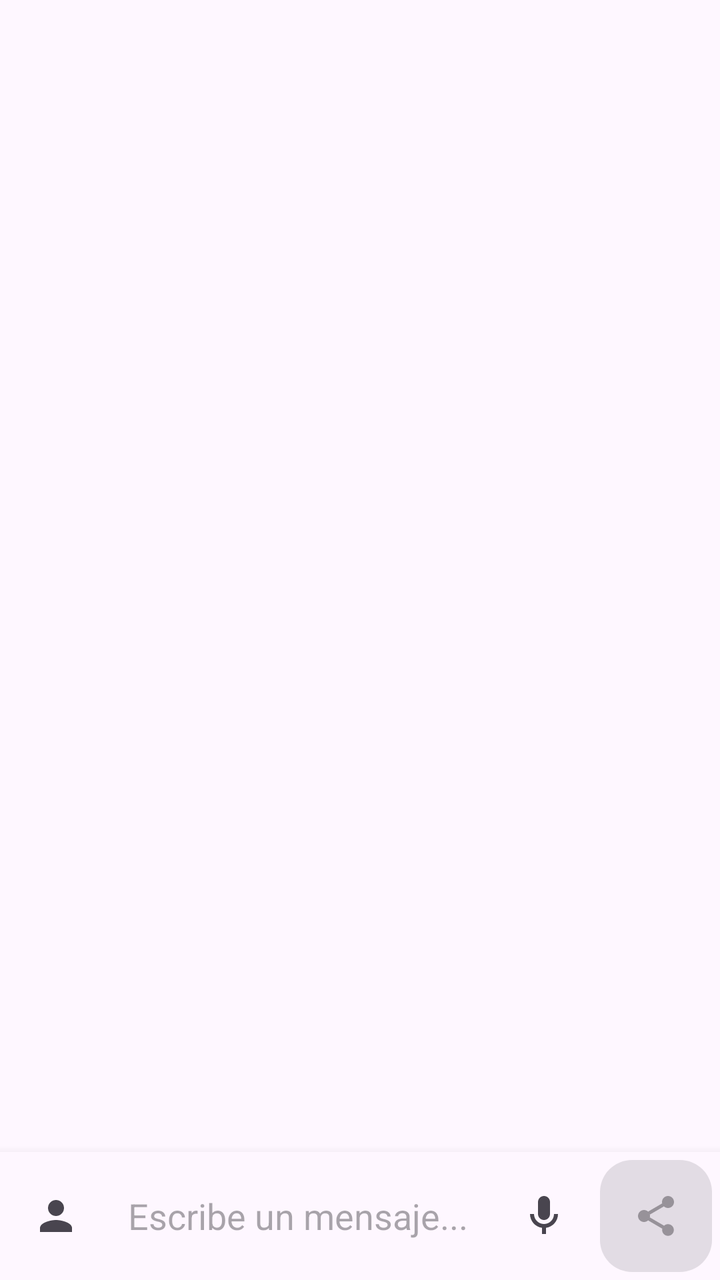
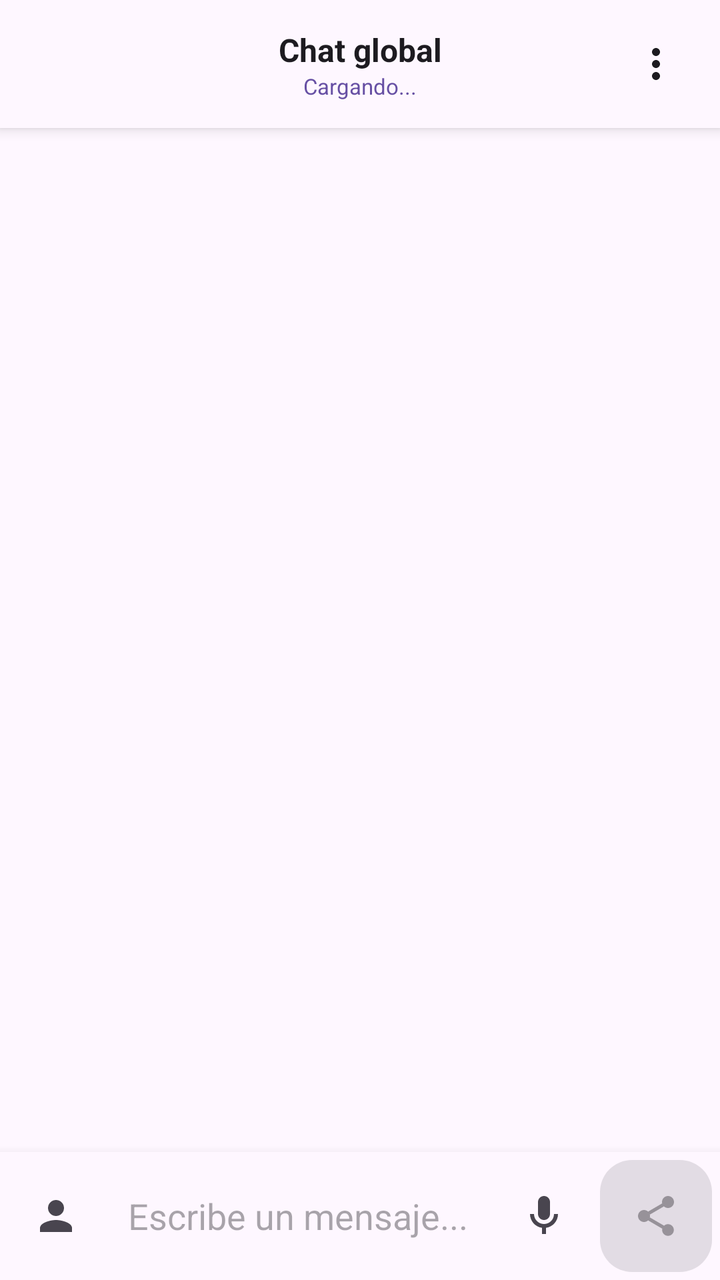

Compare the two renders of this Android layout. The source of the first and the diff that turns it into the second are given below.
<!-- AndroidManifest.xml: application theme Theme.Audiocinemateca -->
<!-- res/layout/fragment_global_chat.xml -->
<?xml version="1.0" encoding="utf-8"?>
<androidx.constraintlayout.widget.ConstraintLayout xmlns:android="http://schemas.android.com/apk/res/android"
    xmlns:app="http://schemas.android.com/apk/res-auto"
    xmlns:tools="http://schemas.android.com/tools"
    android:layout_width="match_parent"
    android:layout_height="match_parent"
    android:background="?attr/colorSurface">

    
    <TextView
        android:id="@+id/tv_chat_status"
        android:layout_width="match_parent"
        android:layout_height="wrap_content"
        android:background="@android:color/holo_red_dark"
        android:padding="8dp"
        android:text="El chat global ha sido cerrado por el administrador."
        android:textAlignment="center"
        android:textColor="@android:color/white"
        android:textStyle="bold"
        android:visibility="gone"
        app:layout_constraintTop_toTopOf="parent" />

    
    <androidx.recyclerview.widget.RecyclerView
        android:id="@+id/rv_global_chat"
        android:layout_width="match_parent"
        android:layout_height="0dp"
        android:clipToPadding="false"
        android:padding="8dp"
        app:layout_constraintBottom_toTopOf="@+id/input_container"
        app:layout_constraintTop_toBottomOf="@+id/tv_chat_status"
        tools:listitem="@layout/item_chat_global" />

    
    <LinearLayout
        android:id="@+id/layout_empty_chat"
        android:layout_width="wrap_content"
        android:layout_height="wrap_content"
        android:gravity="center"
        android:orientation="vertical"
        android:padding="32dp"
        android:visibility="gone"
        app:layout_constraintBottom_toTopOf="@+id/input_container"
        app:layout_constraintEnd_toEndOf="parent"
        app:layout_constraintStart_toStartOf="parent"
        app:layout_constraintTop_toBottomOf="@+id/tv_chat_status"
        tools:visibility="visible">

        <ImageView
            android:layout_width="80dp"
            android:layout_height="80dp"
            android:alpha="0.5"
            app:srcCompat="@drawable/ic_ai_chat"
            app:tint="?attr/colorPrimary" />

        <TextView
            android:layout_width="wrap_content"
            android:layout_height="wrap_content"
            android:layout_marginTop="16dp"
            android:text="¡Aún no hay mensajes!"
            android:textColor="?attr/colorOnSurface"
            android:textSize="18sp"
            android:textStyle="bold" />

        <TextView
            android:layout_width="wrap_content"
            android:layout_height="wrap_content"
            android:layout_marginTop="8dp"
            android:alpha="0.7"
            android:text="Sé el primero en saludar a la comunidad."
            android:textAlignment="center"
            android:textColor="?attr/colorOnSurfaceVariant"
            android:textSize="14sp" />
    </LinearLayout>

    
    <LinearLayout
        android:id="@+id/input_container"
        android:layout_width="match_parent"
        android:layout_height="wrap_content"
        android:background="?attr/colorSurface"
        android:elevation="8dp"
        android:gravity="center_vertical"
        android:orientation="horizontal"
        android:padding="4dp"
        app:layout_constraintBottom_toTopOf="@+id/emoji_picker_container">

        <ImageButton
            android:id="@+id/btn_emoji"
            android:layout_width="48dp"
            android:layout_height="48dp"
            android:background="?attr/selectableItemBackgroundBorderless"
            android:contentDescription="Insertar emoji"
            app:srcCompat="@drawable/ic_account"
            app:tint="?attr/colorOnSurfaceVariant" />

        <EditText
            android:id="@+id/et_message"
            android:layout_width="0dp"
            android:layout_height="wrap_content"
            android:layout_weight="1"
            android:background="@android:color/transparent"
            android:hint="Escribe un mensaje..."
            android:importantForAccessibility="yes"
            android:maxLines="4"
            android:minHeight="48dp"
            android:padding="12dp"
            android:textColor="?attr/colorOnSurface" />

        <ImageButton
            android:id="@+id/btn_voice"
            android:layout_width="48dp"
            android:layout_height="48dp"
            android:background="?attr/selectableItemBackgroundBorderless"
            android:contentDescription="Dictar mensaje por voz. Mantén pulsado para hablar."
            app:srcCompat="@drawable/ic_mic"
            app:tint="?attr/colorOnSurfaceVariant" />

        <com.google.android.material.floatingactionbutton.FloatingActionButton
            android:id="@+id/btn_send"
            android:layout_width="wrap_content"
            android:layout_height="wrap_content"
            android:layout_gravity="bottom"
            android:layout_marginStart="4dp"
            android:contentDescription="Enviar mensaje"
            android:enabled="false"
            app:elevation="0dp"
            app:fabSize="mini"
            app:srcCompat="@drawable/ic_share" />
    </LinearLayout>

    
    <FrameLayout
        android:id="@+id/emoji_picker_container"
        android:layout_width="match_parent"
        android:layout_height="250dp"
        android:background="?attr/colorSurfaceVariant"
        android:visibility="gone"
        app:layout_constraintBottom_toBottomOf="parent">
        
        <androidx.recyclerview.widget.RecyclerView
            android:id="@+id/rv_emojis"
            android:layout_width="match_parent"
            android:layout_height="match_parent"
            android:padding="4dp"
            android:clipToPadding="false" />
    </FrameLayout>

</androidx.constraintlayout.widget.ConstraintLayout>
<!-- res/layout/item_chat_global.xml (included above) -->
<?xml version="1.0" encoding="utf-8"?>
<androidx.constraintlayout.widget.ConstraintLayout xmlns:android="http://schemas.android.com/apk/res/android"
    xmlns:app="http://schemas.android.com/apk/res-auto"
    android:id="@+id/chat_item_container"
    android:layout_width="match_parent"
    android:layout_height="wrap_content"
    android:padding="8dp"
    android:focusable="true"
    android:clickable="true">

    <com.google.android.material.card.MaterialCardView
        android:id="@+id/card_message"
        android:layout_width="wrap_content"
        android:layout_height="wrap_content"
        app:cardCornerRadius="12dp"
        app:cardElevation="2dp"
        app:layout_constraintStart_toStartOf="parent"
        app:layout_constraintTop_toTopOf="parent"
        app:strokeWidth="0dp">

        <LinearLayout
            android:layout_width="wrap_content"
            android:layout_height="wrap_content"
            android:orientation="vertical"
            android:padding="10dp">

            <TextView
                android:id="@+id/tv_sender_name"
                android:layout_width="wrap_content"
                android:layout_height="wrap_content"
                android:text="Nombre"
                android:textColor="?attr/colorPrimary"
                android:textSize="12sp"
                android:textStyle="bold" />

            <TextView
                android:id="@+id/tv_message_text"
                android:layout_width="wrap_content"
                android:layout_height="wrap_content"
                android:layout_marginTop="2dp"
                android:maxWidth="280dp"
                android:text="Este es un mensaje global"
                android:textColor="?attr/colorOnSurface"
                android:textSize="16sp" />

            <TextView
                android:id="@+id/tv_timestamp"
                android:layout_width="wrap_content"
                android:layout_height="wrap_content"
                android:layout_gravity="end"
                android:layout_marginTop="2dp"
                android:text="12:00"
                android:textColor="?attr/colorOnSurfaceVariant"
                android:textSize="10sp" />
        </LinearLayout>
    </com.google.android.material.card.MaterialCardView>

</androidx.constraintlayout.widget.ConstraintLayout>
<!-- resources referenced by this layout -->
<resources>
  <!-- drawable ic_account (drawable) -->
  <vector xmlns:android="http://schemas.android.com/apk/res/android"
      android:width="24dp"
      android:height="24dp"
      android:viewportWidth="24"
      android:viewportHeight="24">
    <path
        android:fillColor="@android:color/white"
        android:pathData="M12,12c2.21,0 4,-1.79 4,-4s-1.79,-4 -4,-4s-4,1.79 -4,4s1.79,4 4,4zM12,14c-2.67,0 -8,1.34 -8,4v2h16v-2c0,-2.66 -5.33,-4 -8,-4z"/>
  </vector>
  <!-- drawable ic_ai_chat (drawable) -->
  <vector xmlns:android="http://schemas.android.com/apk/res/android"
      android:width="24dp"
      android:height="24dp"
      android:viewportWidth="24"
      android:viewportHeight="24"
      android:tint="?attr/colorControlNormal">
    <path
        android:fillColor="@android:color/white"
        android:pathData="M20,2H4C2.9,2 2,2.9 2,4v18l4,-4h14c1.1,0 2,-0.9 2,-2V4C22,2.9 21.1,2 20,2zM20,16H6l-2,2V4h16V16zM7,9h10v2H7V9zM7,12h7v2H7V12z"/>
  </vector>
  <!-- drawable ic_mic (drawable) -->
  <vector xmlns:android="http://schemas.android.com/apk/res/android"
      android:width="24dp"
      android:height="24dp"
      android:viewportWidth="24"
      android:viewportHeight="24"
      android:tint="?attr/colorOnPrimary">
    <path
        android:fillColor="@android:color/white"
        android:pathData="M12,14c1.66,0 3,-1.34 3,-3V5c0,-1.66 -1.34,-3 -3,-3S9,3.34 9,5v6c0,1.66 1.34,3 3,3zM17,11c0,2.76 -2.24,5 -5,5s-5,-2.24 -5,-5H5c0,3.53 2.61,6.43 6,6.92V21h2v-3.08c3.39,-0.49 6,-3.39 6,-6.92h-2z"/>
  </vector>
  <!-- drawable ic_share (drawable) -->
  <vector xmlns:android="http://schemas.android.com/apk/res/android"
      android:width="24dp"
      android:height="24dp"
      android:viewportWidth="24"
      android:viewportHeight="24">
    <path
        android:fillColor="@android:color/white"
        android:pathData="M18,16.08c-0.76,0 -1.44,0.3 -1.96,0.77L8.91,12.7c0.05,-0.23 0.09,-0.46 0.09,-0.7s-0.04,-0.47 -0.09,-0.7l7.05,-4.11c0.54,0.5 1.25,0.81 2.04,0.81 1.66,0 3,-1.34 3,-3s-1.34,-3 -3,-3 -3,1.34 -3,3c0,0.24 0.04,0.47 0.09,0.7L8.04,9.81C7.5,9.31 6.79,9 6,9c-1.66,0 -3,1.34 -3,3s1.34,3 3,3c0.79,0 1.5,-0.31 2.04,-0.81l7.12,4.16c-0.05,0.21 -0.08,0.43 -0.08,0.65 0,1.61 1.31,2.92 2.92,2.92 1.61,0 2.92,-1.31 2.92,-2.92s-1.31,-2.92 -2.92,-2.92z"/>
  </vector>
  <style name="Theme.Audiocinemateca" parent="Base.Theme.Audiocinemateca" />
  <style name="Base.Theme.Audiocinemateca" parent="Theme.Material3.DayNight.NoActionBar">
          
          
      </style>
</resources>

<!-- the commit's change to res/layout/fragment_global_chat.xml (unified diff, before → after) -->
@@ -7,6 +7,57 @@
     android:background="?attr/colorSurface">
 
     
+    <androidx.constraintlayout.widget.ConstraintLayout
+        android:id="@+id/chat_header"
+        android:layout_width="match_parent"
+        android:layout_height="?attr/actionBarSize"
+        android:background="?attr/colorSurface"
+        android:elevation="4dp"
+        app:layout_constraintTop_toTopOf="parent">
+
+        <LinearLayout
+            android:layout_width="wrap_content"
+            android:layout_height="wrap_content"
+            android:gravity="center"
+            android:orientation="vertical"
+            app:layout_constraintBottom_toBottomOf="parent"
+            app:layout_constraintEnd_toEndOf="parent"
+            app:layout_constraintStart_toStartOf="parent"
+            app:layout_constraintTop_toTopOf="parent">
+
+            <TextView
+                android:layout_width="wrap_content"
+                android:layout_height="wrap_content"
+                android:text="Chat global"
+                android:textColor="?attr/colorOnSurface"
+                android:textSize="16sp"
+                android:textStyle="bold" />
+
+            <TextView
+                android:id="@+id/tv_online_count"
+                android:layout_width="wrap_content"
+                android:layout_height="wrap_content"
+                android:text="Cargando..."
+                android:textColor="?attr/colorPrimary"
+                android:textSize="11sp" />
+        </LinearLayout>
+
+        <ImageButton
+            android:id="@+id/btn_chat_options"
+            android:layout_width="48dp"
+            android:layout_height="48dp"
+            android:layout_marginEnd="8dp"
+            android:background="?attr/selectableItemBackgroundBorderless"
+            android:contentDescription="Más opciones del chat"
+            app:layout_constraintBottom_toBottomOf="parent"
+            app:layout_constraintEnd_toEndOf="parent"
+            app:layout_constraintTop_toTopOf="parent"
+            app:srcCompat="@drawable/ic_more_vert"
+            app:tint="?attr/colorOnSurface" />
+
+    </androidx.constraintlayout.widget.ConstraintLayout>
+
+    
     <TextView
         android:id="@+id/tv_chat_status"
         android:layout_width="match_parent"
@@ -18,7 +69,7 @@
         android:textColor="@android:color/white"
         android:textStyle="bold"
         android:visibility="gone"
-        app:layout_constraintTop_toTopOf="parent" />
+        app:layout_constraintTop_toBottomOf="@+id/chat_header" />
 
     
     <androidx.recyclerview.widget.RecyclerView
@@ -27,7 +78,7 @@
         android:layout_height="0dp"
         android:clipToPadding="false"
         android:padding="8dp"
-        app:layout_constraintBottom_toTopOf="@+id/input_container"
+        app:layout_constraintBottom_toTopOf="@+id/layout_reply_preview"
         app:layout_constraintTop_toBottomOf="@+id/tv_chat_status"
         tools:listitem="@layout/item_chat_global" />
 
@@ -40,11 +91,10 @@
         android:orientation="vertical"
         android:padding="32dp"
         android:visibility="gone"
-        app:layout_constraintBottom_toTopOf="@+id/input_container"
+        app:layout_constraintBottom_toTopOf="@+id/layout_reply_preview"
         app:layout_constraintEnd_toEndOf="parent"
         app:layout_constraintStart_toStartOf="parent"
-        app:layout_constraintTop_toBottomOf="@+id/tv_chat_status"
-        tools:visibility="visible">
+        app:layout_constraintTop_toBottomOf="@+id/tv_chat_status">
 
         <ImageView
             android:layout_width="80dp"
@@ -71,6 +121,60 @@
             android:textAlignment="center"
             android:textColor="?attr/colorOnSurfaceVariant"
             android:textSize="14sp" />
+    </LinearLayout>
+
+    
+    <LinearLayout
+        android:id="@+id/layout_reply_preview"
+        android:layout_width="match_parent"
+        android:layout_height="wrap_content"
+        android:background="?attr/colorSurfaceVariant"
+        android:gravity="center_vertical"
+        android:orientation="horizontal"
+        android:padding="8dp"
+        android:visibility="gone"
+        app:layout_constraintBottom_toTopOf="@+id/input_container">
+
+        <View
+            android:layout_width="4dp"
+            android:layout_height="match_parent"
+            android:background="?attr/colorPrimary" />
+
+        <LinearLayout
+            android:layout_width="0dp"
+            android:layout_height="wrap_content"
+            android:layout_marginStart="8dp"
+            android:layout_weight="1"
+            android:orientation="vertical">
+
+            <TextView
+                android:id="@+id/tv_reply_preview_sender"
+                android:layout_width="wrap_content"
+                android:layout_height="wrap_content"
+                android:text="Respondiendo a..."
+                android:textColor="?attr/colorPrimary"
+                android:textSize="12sp"
+                android:textStyle="bold" />
+
+            <TextView
+                android:id="@+id/tv_reply_preview_text"
+                android:layout_width="wrap_content"
+                android:layout_height="wrap_content"
+                android:ellipsize="end"
+                android:maxLines="1"
+                android:text="Mensaje citado"
+                android:textColor="?attr/colorOnSurfaceVariant"
+                android:textSize="14sp" />
+        </LinearLayout>
+
+        <ImageButton
+            android:id="@+id/btn_cancel_reply"
+            android:layout_width="32dp"
+            android:layout_height="32dp"
+            android:background="?attr/selectableItemBackgroundBorderless"
+            android:contentDescription="Cancelar"
+            app:srcCompat="@drawable/ic_close"
+            app:tint="?attr/colorOnSurfaceVariant" />
     </LinearLayout>
 
     
@@ -112,7 +216,7 @@
             android:layout_width="48dp"
             android:layout_height="48dp"
             android:background="?attr/selectableItemBackgroundBorderless"
-            android:contentDescription="Dictar mensaje por voz. Mantén pulsado para hablar."
+            android:contentDescription="Dictar mensaje por voz"
             app:srcCompat="@drawable/ic_mic"
             app:tint="?attr/colorOnSurfaceVariant" />
 
@@ -174,6 +278,36 @@
             android:orientation="vertical"
             android:padding="10dp">
 
+            <LinearLayout
+                android:id="@+id/layout_reply"
+                android:layout_width="match_parent"
+                android:layout_height="wrap_content"
+                android:layout_marginBottom="4dp"
+                android:background="?attr/colorSurfaceVariant"
+                android:orientation="vertical"
+                android:padding="6dp"
+                android:visibility="gone">
+
+                <TextView
+                    android:id="@+id/tv_reply_sender"
+                    android:layout_width="wrap_content"
+                    android:layout_height="wrap_content"
+                    android:text="Respondiendo a..."
+                    android:textColor="?attr/colorPrimary"
+                    android:textSize="10sp"
+                    android:textStyle="bold" />
+
+                <TextView
+                    android:id="@+id/tv_reply_text"
+                    android:layout_width="wrap_content"
+                    android:layout_height="wrap_content"
+                    android:maxLines="1"
+                    android:ellipsize="end"
+                    android:text="Mensaje citado"
+                    android:textColor="?attr/colorOnSurfaceVariant"
+                    android:textSize="12sp" />
+            </LinearLayout>
+
             <TextView
                 android:id="@+id/tv_sender_name"
                 android:layout_width="wrap_content"
@@ -202,6 +336,16 @@
                 android:text="12:00"
                 android:textColor="?attr/colorOnSurfaceVariant"
                 android:textSize="10sp" />
+
+            
+            <com.google.android.material.chip.ChipGroup
+                android:id="@+id/cg_reactions"
+                android:layout_width="wrap_content"
+                android:layout_height="wrap_content"
+                android:layout_marginTop="4dp"
+                app:chipSpacingHorizontal="4dp"
+                app:chipSpacingVertical="0dp"
+                app:singleLine="false" />
         </LinearLayout>
     </com.google.android.material.card.MaterialCardView>
 
<!-- resource entries referenced after the edit -->
@@ -21,6 +21,16 @@
         android:fillColor="@android:color/white"
         android:pathData="M20,2H4C2.9,2 2,2.9 2,4v18l4,-4h14c1.1,0 2,-0.9 2,-2V4C22,2.9 21.1,2 20,2zM20,16H6l-2,2V4h16V16zM7,9h10v2H7V9zM7,12h7v2H7V12z"/>
   </vector>
+  <!-- drawable ic_close (drawable) -->
+  <vector xmlns:android="http://schemas.android.com/apk/res/android"
+      android:width="24dp"
+      android:height="24dp"
+      android:viewportWidth="24"
+      android:viewportHeight="24">
+      <path
+          android:fillColor="@android:color/white"
+          android:pathData="M19,6.41L17.59,5L12,10.59L6.41,5L5,6.41L10.59,12L5,17.59L6.41,19L12,13.41L17.59,19L19,17.59L13.41,12L19,6.41Z" />
+  </vector>
   <!-- drawable ic_mic (drawable) -->
   <vector xmlns:android="http://schemas.android.com/apk/res/android"
       android:width="24dp"
@@ -31,6 +41,17 @@
     <path
         android:fillColor="@android:color/white"
         android:pathData="M12,14c1.66,0 3,-1.34 3,-3V5c0,-1.66 -1.34,-3 -3,-3S9,3.34 9,5v6c0,1.66 1.34,3 3,3zM17,11c0,2.76 -2.24,5 -5,5s-5,-2.24 -5,-5H5c0,3.53 2.61,6.43 6,6.92V21h2v-3.08c3.39,-0.49 6,-3.39 6,-6.92h-2z"/>
+  </vector>
+  <!-- drawable ic_more_vert (drawable) -->
+  <vector xmlns:android="http://schemas.android.com/apk/res/android"
+      android:width="24dp"
+      android:height="24dp"
+      android:viewportWidth="24.0"
+      android:viewportHeight="24.0"
+      android:tint="?attr/colorControlNormal">
+    <path
+        android:fillColor="@android:color/white"
+        android:pathData="M12,8c1.1,0 2,-0.9 2,-2s-0.9,-2 -2,-2 -2,0.9 -2,2 0.9,2 2,2zM12,10c-1.1,0 -2,0.9 -2,2s0.9,2 2,2 2,-0.9 2,-2 -0.9,-2 -2,-2zM12,16c-1.1,0 -2,0.9 -2,2s0.9,2 2,2 2,-0.9 2,-2 -0.9,-2 -2,-2z"/>
   </vector>
   <!-- drawable ic_share (drawable) -->
   <vector xmlns:android="http://schemas.android.com/apk/res/android"
